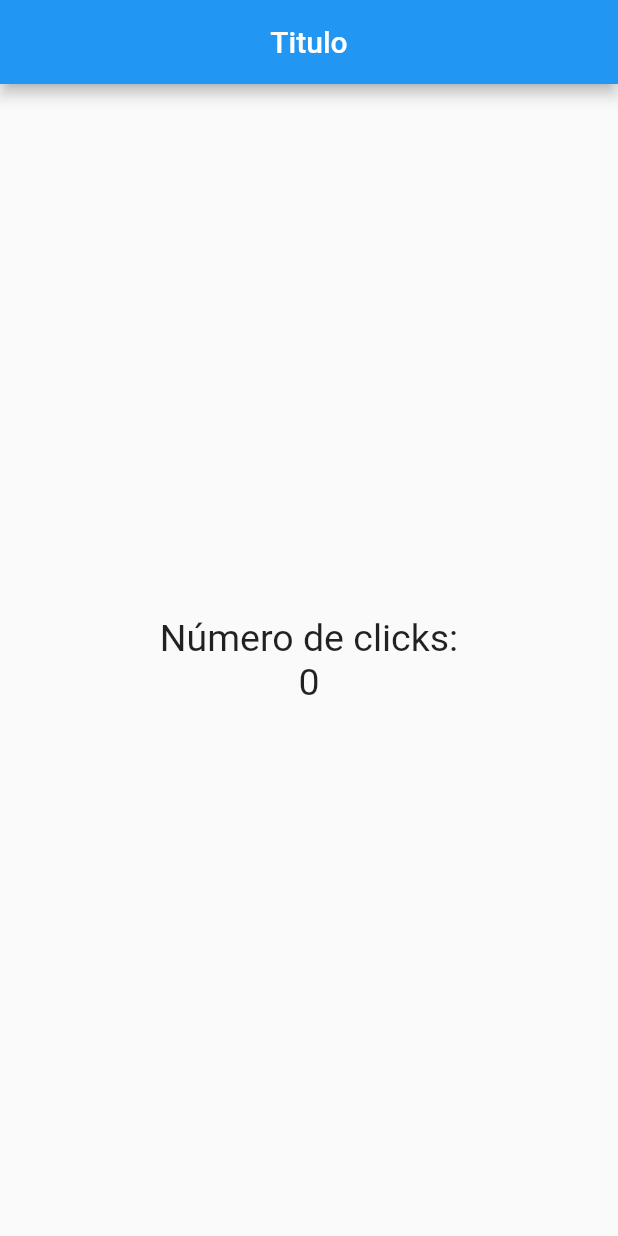
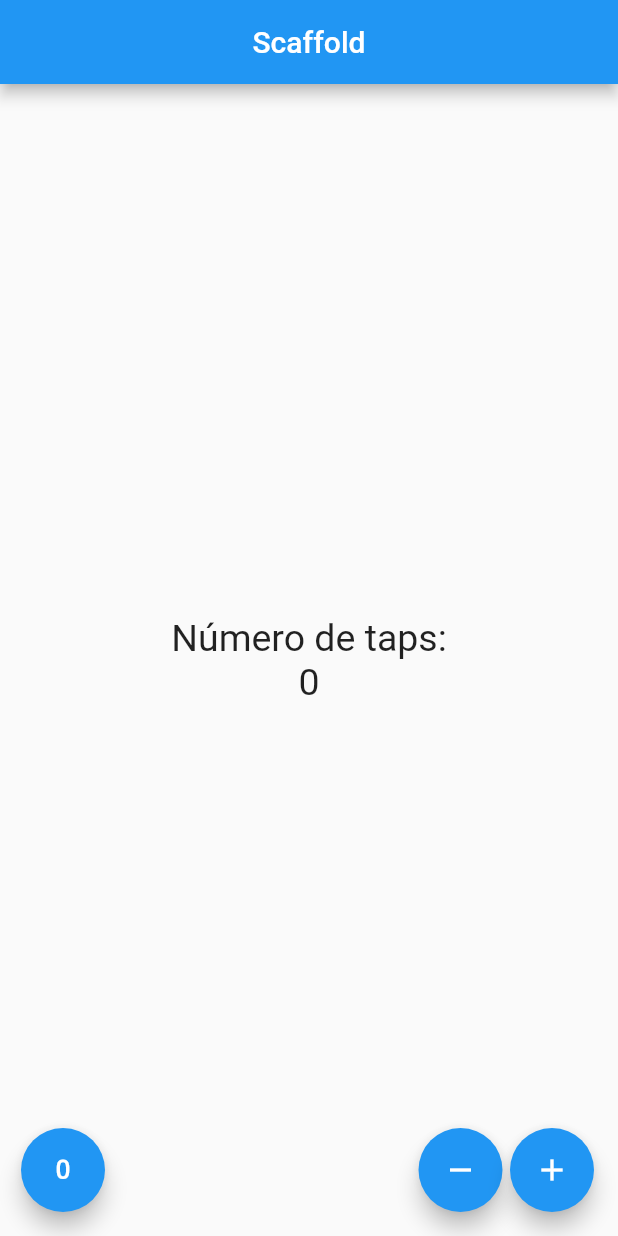
Before and after one commit to dlromero/flutter, a Flutter app: the screen it shows after launch, on a phone screen of 412 x 824 dp. Run offline on Flutter 3.47's test engine with Material 2 defaults, Android fonts, the phone set to English and light mode, and no system bars.

```diff
--- a/lib/src/app.dart
+++ b/lib/src/app.dart
@@ -1,12 +1,13 @@
-import 'package:contador/src/pages/home_page.dart';
+import 'package:contador/src/pages/contador_page.dart';
 import 'package:flutter/material.dart';
 
 class MyApp extends StatelessWidget {
   @override
   Widget build(BuildContext context) {
     return MaterialApp(
+      debugShowCheckedModeBanner: false,
       home: Center(
-        child: HomePage(),
+        child: ContadorPage(),
       ),
     );
   }
--- /dev/null
+++ b/lib/src/pages/contador_page.dart
@@ -0,0 +1,72 @@
+import 'package:flutter/cupertino.dart';
+import 'package:flutter/material.dart';
+
+class ContadorPage extends StatefulWidget {
+  @override
+  createState() => _ContadorPageState();
+}
+
+class _ContadorPageState extends State<ContadorPage> {
+  TextStyle _estiloTexto = new TextStyle(fontSize: 25);
+  int _conteo = 0;
+
+  @override
+  Widget build(BuildContext context) {
+    return Scaffold(
+        appBar: AppBar(
+          title: Text('Scaffold'),
+          centerTitle: true,
+        ),
+        body: Center(
+          child: Column(
+            children: <Widget>[
+              Text(
+                'Número de taps:',
+                style: _estiloTexto,
+              ),
+              Text(
+                '$_conteo',
+                style: _estiloTexto,
+              )
+            ],
+            mainAxisAlignment: MainAxisAlignment.center,
+          ),
+        ),
+        floatingActionButton: _crearBotones());
+  }
+
+  Widget _crearBotones() {
+    return Row(
+      mainAxisAlignment: MainAxisAlignment.end,
+      children: <Widget>[
+        SizedBox(width: 30.0),
+        FloatingActionButton(
+          child: Icon(Icons.exposure_zero),
+          onPressed: _reset,
+        ),
+        Expanded(child: SizedBox()),
+        FloatingActionButton(
+          child: Icon(Icons.remove),
+          onPressed: _sustraer,
+        ),
+        SizedBox(width: 5.0),
+        FloatingActionButton(
+          child: Icon(Icons.add),
+          onPressed: _agregar,
+        )
+      ],
+    );
+  }
+
+  void _agregar() {
+    setState(() => _conteo++);
+  }
+
+  void _sustraer() {
+    setState(() => _conteo--);
+  }
+
+  void _reset() {
+    setState(() => _conteo = 0);
+  }
+}
--- a/lib/src/pages/home_page.dart
+++ b/lib/src/pages/home_page.dart
@@ -3,6 +3,7 @@ import 'package:flutter/material.dart';
 
 class HomePage extends StatelessWidget {
   final estiloTexto = new TextStyle(fontSize: 25);
+  final conteo = 10;
 
   @override
   Widget build(BuildContext context) {
@@ -19,13 +20,19 @@ class HomePage extends StatelessWidget {
               style: estiloTexto,
             ),
             Text(
-              '0',
+              '$conteo',
               style: estiloTexto,
             )
           ],
           mainAxisAlignment: MainAxisAlignment.center,
         ),
       ),
+      floatingActionButton: FloatingActionButton(
+        child: Icon(Icons.add),
+        onPressed: () {
+          // conteo++;
+        },
+      ),
     );
   }
 }
```
